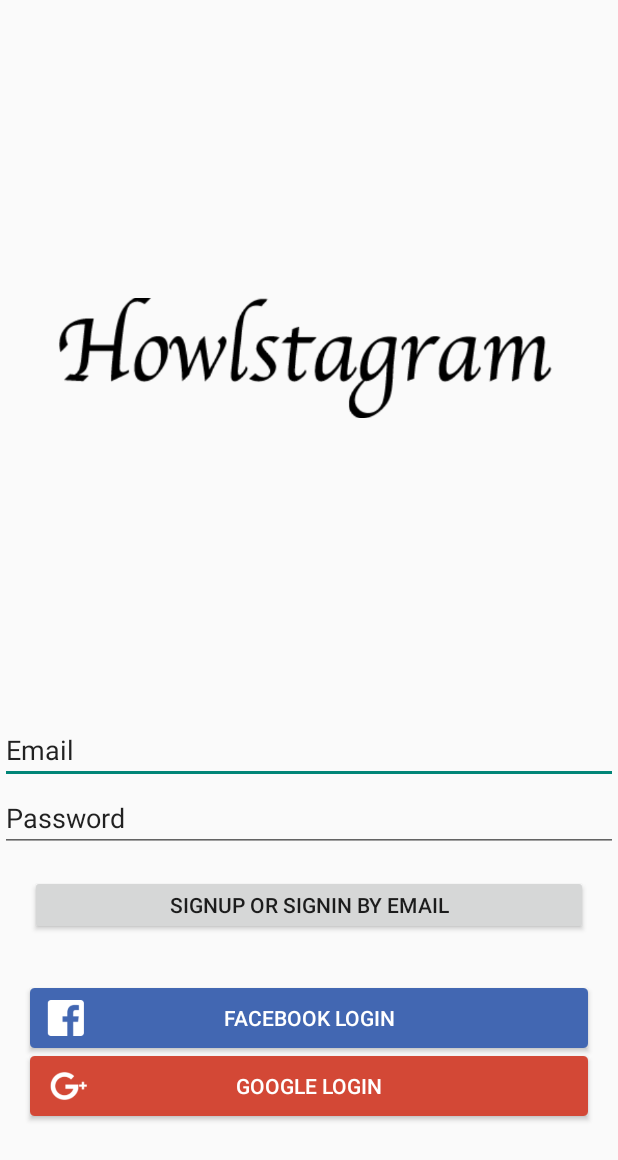
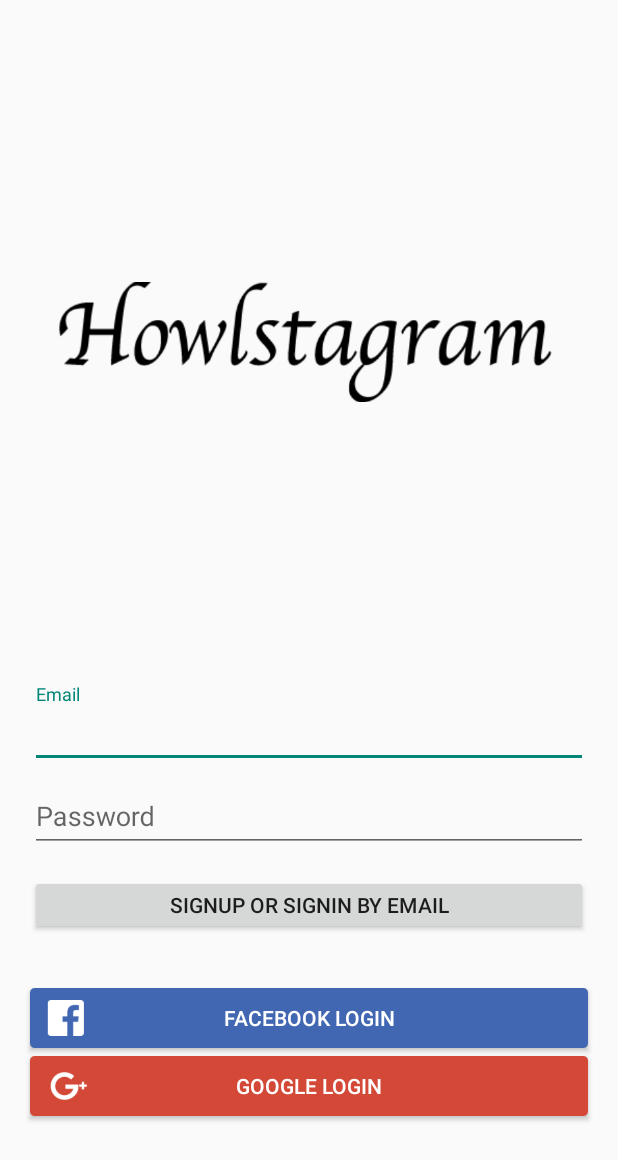
Before and after one commit to yunsuk990/CloneCoding, an Android app: the screen it shows after launch (LoginActivity), on a phone screen of 412 x 824 dp. Shown: the top 1160 px of the screen. Run offline under Robolectric (Android 15) with nearby library versions, the phone set to English and light mode, and no system bars.

Commit message:
Update activity_login.xml

```diff
--- a/Instagram/app/src/main/res/layout/activity_login.xml
+++ b/Instagram/app/src/main/res/layout/activity_login.xml
@@ -7,11 +7,11 @@
     tools:context=".LoginActivity">
 
     <ImageView
+        android:layout_width="match_parent"
+        android:layout_height="wrap_content"
         android:layout_above="@id/signin_layout"
         android:layout_alignParentTop="true"
-        android:layout_width="match_parent"
-        android:layout_height="wrap_content"
-        android:src="@drawable/logo_title"/>
+        android:src="@drawable/logo_title" />
 
     <LinearLayout
         android:id="@+id/signin_layout"
@@ -19,43 +19,59 @@
         android:layout_height="wrap_content"
         android:layout_alignParentBottom="true"
         android:orientation="vertical">
-        <EditText
+
+        <com.google.android.material.textfield.TextInputLayout
             android:layout_width="match_parent"
             android:layout_height="wrap_content"
-            android:text="@string/email"/>
-        <EditText
+            android:layout_marginLeft="20dp"
+            android:layout_marginRight="20dp">
+
+            <com.google.android.material.textfield.TextInputEditText
+                android:layout_width="match_parent"
+                android:layout_height="wrap_content"
+                android:hint="@string/email" />
+        </com.google.android.material.textfield.TextInputLayout>
+
+        <com.google.android.material.textfield.TextInputLayout
             android:layout_width="match_parent"
             android:layout_height="wrap_content"
-            android:text="@string/password"/>
+            android:layout_marginLeft="20dp"
+            android:layout_marginRight="20dp">
+
+            <com.google.android.material.textfield.TextInputEditText
+                android:layout_width="match_parent"
+                android:layout_height="wrap_content"
+                android:hint="@string/password" />
+        </com.google.android.material.textfield.TextInputLayout>
+
         <Button
-            android:text="@string/signin_email"
             android:layout_width="match_parent"
             android:layout_height="40dp"
+            android:layout_marginLeft="20dp"
             android:layout_marginTop="15dp"
-            android:layout_marginLeft="20dp"
             android:layout_marginRight="20dp"
             android:layout_marginBottom="35dp"
-            />
+            android:text="@string/signin_email" />
+
         <Button
-            android:text="@string/signin_facebook"
-            android:textColor="@color/white"
-            android:background="@drawable/btn_signin_facebook"
             android:layout_width="match_parent"
             android:layout_height="40dp"
             android:layout_marginLeft="20dp"
             android:layout_marginRight="20dp"
             android:layout_marginBottom="5dp"
-            />
+            android:background="@drawable/btn_signin_facebook"
+            android:text="@string/signin_facebook"
+            android:textColor="@color/white" />
 
         <Button
             android:layout_width="match_parent"
-            android:textColor="@color/white"
             android:layout_height="40dp"
             android:layout_marginLeft="20dp"
             android:layout_marginRight="20dp"
             android:layout_marginBottom="80dp"
             android:background="@drawable/btn_signin_google"
-            android:text="@string/signin_google" />
+            android:text="@string/signin_google"
+            android:textColor="@color/white" />
 
     </LinearLayout>
 
```
